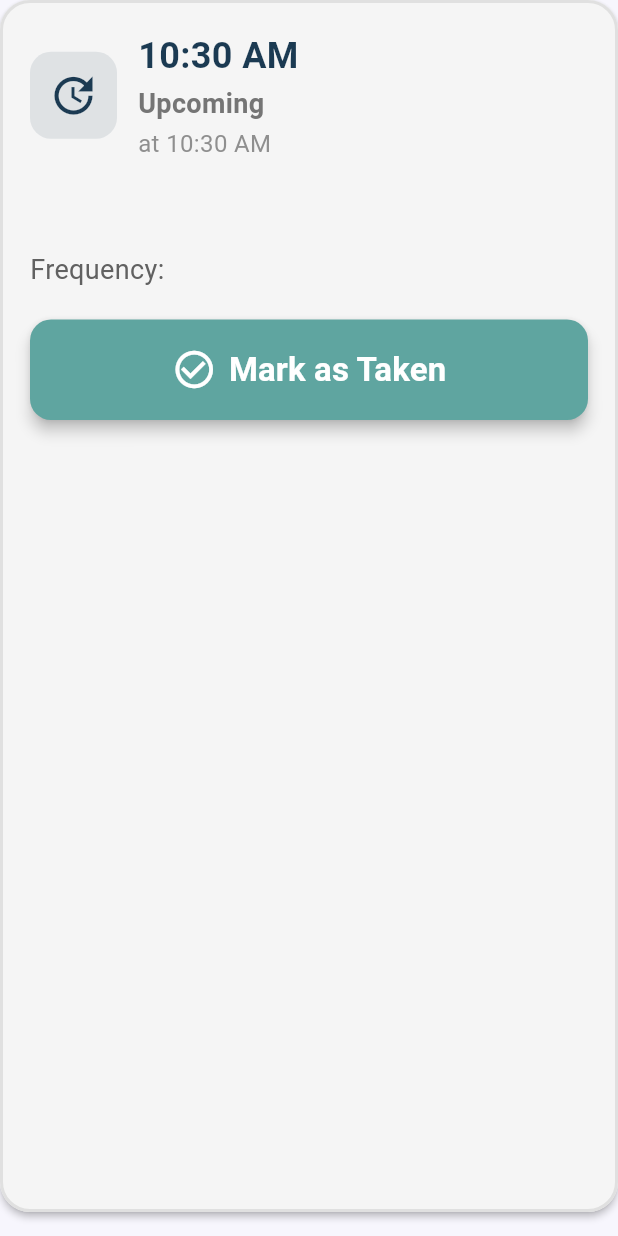
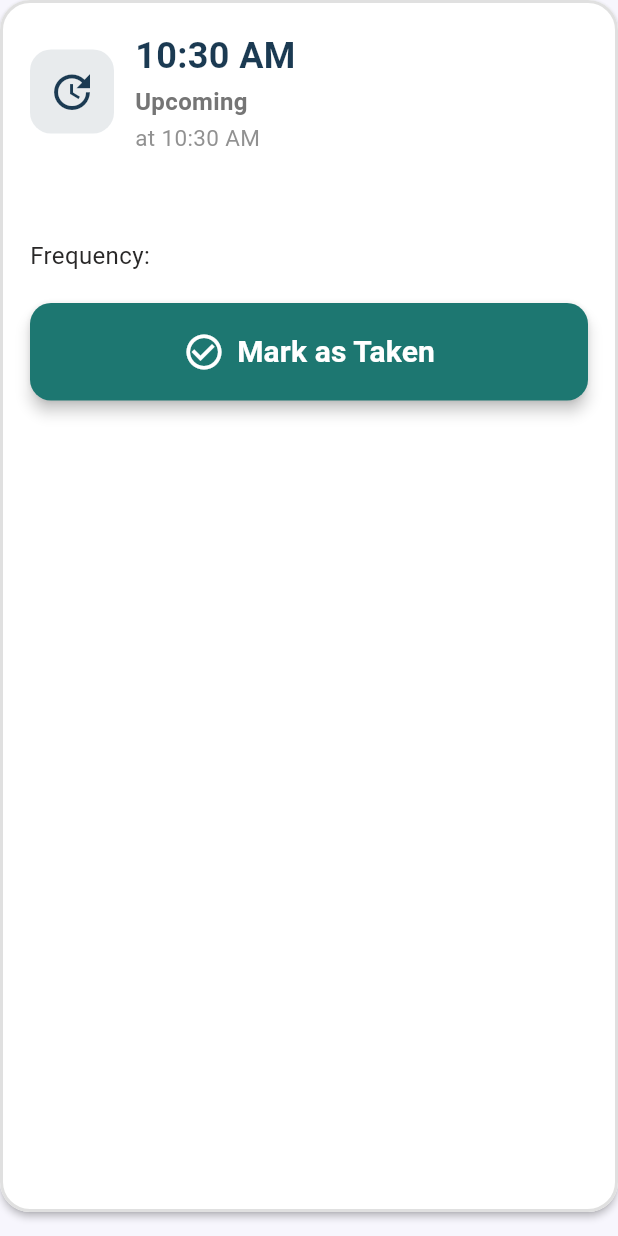
Before and after one commit to Majdalru/2025_GP_13, a Flutter app: the _TodayMedicationCard widget shown alone on an empty page, opened directly with empty values, on a phone screen of 412 x 824 dp. Run offline on Flutter 3.47's test engine with Material 3 defaults, Android fonts, the phone set to English and light mode, and no system bars; our stand-ins replace cloud_firestore, firebase_auth, firebase_core, flutter_local_notifications, permission_handler, timezone; accounts and stored records are empty.

Commit message:
meds scheduling

```diff
--- a/lib/widgets/todays_meds_tab.dart
+++ b/lib/widgets/todays_meds_tab.dart
@@ -318,38 +318,55 @@ class _TodaysMedsTabState extends State<TodaysMedsTab> {
           );
         }
         // Even if data is null or empty, proceed to build the structure
-        final doses = snapshot.data ?? []; // Use empty list if no data
+        // --- Start of Logic Block ---
+        final doses = snapshot.data ?? [];
         DateTime now = DateTime.now();
 
-        // --- Logic Block (copied from previous response) ---
-        final List<MedicationDose> upcomingRaw = [];
+        final List<MedicationDose> upcomingRaw = []; // Future doses
         final List<MedicationDose> takenOnTime = [];
         final List<MedicationDose> takenLate = [];
         final List<MedicationDose> missed = [];
-        final List<MedicationDose> pastDueUpcoming = [];
+        final List<MedicationDose> pastDueUpcoming =
+            []; // Doses between 0-5 mins past due
 
+        // 1. Corrected Categorization Loop
         for (final dose in doses) {
           final scheduledDT = dose.scheduledDateTime;
-          final tenMinLate = scheduledDT.add(const Duration(minutes: 10));
+          // Define thresholds relative to NOW
+          final fiveMinPastThreshold = now.subtract(const Duration(minutes: 5));
+          final tenMinPastThreshold = now.subtract(const Duration(minutes: 10));
 
           if (dose.status == DoseStatus.takenOnTime) {
             takenOnTime.add(dose);
           } else if (dose.status == DoseStatus.takenLate) {
             takenLate.add(dose);
           } else if (dose.status == DoseStatus.missed) {
+            // If logged as missed, keep it missed unless manually undone
             missed.add(dose);
           } else {
-            // DoseStatus.upcoming from log or default
-            if (now.isAfter(tenMinLate)) {
-              missed.add(dose..status = DoseStatus.missed);
-            } else if (now.isAfter(scheduledDT)) {
+            // Status is upcoming (either from log or default)
+            if (scheduledDT.isBefore(tenMinPastThreshold)) {
+              // If scheduled time is more than 10 mins ago, it's missed
+              missed.add(
+                dose..status = DoseStatus.missed,
+              ); // Update status in memory
+            } else if (scheduledDT.isBefore(fiveMinPastThreshold)) {
+              // If scheduled time is between 5 and 10 mins ago, it's past due
               pastDueUpcoming.add(dose);
+            } else if (scheduledDT.isBefore(now) ||
+                scheduledDT.isAtSameMomentAs(now)) {
+              // If scheduled time is between 0 and 5 mins ago (inclusive), treat as 'Next Up' (or eligible for it)
+              // We will handle grouping later, just add it to the pool of potentials
+              upcomingRaw.add(dose);
             } else {
+              // Genuinely scheduled for the future
               upcomingRaw.add(dose);
             }
           }
         }
+        // --- End Corrected Categorization ---
 
+        // 2. Sort lists (important after categorization)
         upcomingRaw.sort(
           (a, b) => a.scheduledDateTime.compareTo(b.scheduledDateTime),
         );
@@ -359,17 +376,27 @@ class _TodaysMedsTabState extends State<TodaysMedsTab> {
         missed.sort(
           (a, b) => a.scheduledDateTime.compareTo(b.scheduledDateTime),
         );
+        takenOnTime.sort(
+          (a, b) => (a.takenAt?.toDate() ?? a.scheduledDateTime).compareTo(
+            b.takenAt?.toDate() ?? b.scheduledDateTime,
+          ),
+        ); // CORRECTED
+        takenLate.sort(
+          (a, b) => (a.takenAt?.toDate() ?? a.scheduledDateTime).compareTo(
+            b.takenAt?.toDate() ?? b.scheduledDateTime,
+          ),
+        ); // CORRECTED
 
+        // 3. Determine "Next Up" vs "Later Today" from upcomingRaw ONLY
         List<MedicationDose> nextUpDoses = [];
         List<MedicationDose> laterTodayDoses = [];
         DateTime? nextScheduledTimeAbsolute;
 
-        final nextDose = upcomingRaw.firstWhereOrNull(
-          (d) => !d.scheduledDateTime.isBefore(now),
-        );
+        // Find the *first* dose in upcomingRaw (which includes 0-5 min past due ones now)
+        if (upcomingRaw.isNotEmpty) {
+          nextScheduledTimeAbsolute = upcomingRaw.first.scheduledDateTime;
 
-        if (nextDose != null) {
-          nextScheduledTimeAbsolute = nextDose.scheduledDateTime;
+          // Group all doses AT that earliest time (could be past or future)
           nextUpDoses = upcomingRaw
               .where(
                 (d) =>
@@ -379,24 +406,23 @@ class _TodaysMedsTabState extends State<TodaysMedsTab> {
                         nextScheduledTimeAbsolute!.minute,
               )
               .toList();
+
+          // Everything else in upcomingRaw that's strictly AFTER that time is later
           laterTodayDoses = upcomingRaw
               .where(
                 (d) => d.scheduledDateTime.isAfter(nextScheduledTimeAbsolute!),
               )
               .toList();
-        } else {
-          laterTodayDoses = List.from(upcomingRaw);
         }
 
+        // 4. Combine Taken lists and sort
         final List<MedicationDose> allTaken = [...takenOnTime, ...takenLate]
           ..sort((a, b) {
             final DateTime aCompareTime =
                 a.takenAt?.toDate() ?? a.scheduledDateTime;
             final DateTime bCompareTime =
                 b.takenAt?.toDate() ?? b.scheduledDateTime;
-            return aCompareTime.compareTo(
-              bCompareTime,
-            ); // Sort taken items chronologically
+            return aCompareTime.compareTo(bCompareTime); // CORRECTED
           });
         // --- End of Logic Block ---
 
@@ -409,6 +435,7 @@ class _TodaysMedsTabState extends State<TodaysMedsTab> {
               title: 'Upcoming',
               icon: Icons.notifications_active, // Or choose a better icon
               color: Colors.blue.shade700,
+
               children: [
                 // Next Up (Show header only if items exist)
                 if (nextUpDoses.isNotEmpty) ...[
@@ -634,34 +661,51 @@ class _TodayMedicationCard extends StatelessWidget {
     final med = dose.medication;
     final time = dose.scheduledTime;
     final takenTime = dose.takenAt;
+    DateTime now = DateTime.now();
 
-    // Define colors and styles based on status
     Color borderColor = Colors.grey.shade300;
     Color backgroundColor = Colors.white;
     Color headerColor = const Color(0xFF1B3A52); // Default header color
     IconData headerIcon = Icons.access_time;
     String statusText = '';
     Color statusColor = Colors.grey;
-    bool showTakenButton =
-        !isCaregiverView &&
-        (status == DoseStatus.upcoming ||
-            status == DoseStatus.missed ||
-            dose.status == DoseStatus.missed); // Keep previous logic
+
+    bool canMarkAsTaken =
+        !isCaregiverView && // Only elderly can mark
+        (status ==
+                DoseStatus.missed || // Can always mark missed as taken (late)
+            (status == DoseStatus.upcoming && // Can mark upcoming if...
+                !dose.scheduledDateTime.isAfter(
+                  DateTime.now(),
+                )) // ...scheduled time is now or in the past
+            );
+
+    bool showTakenButton = canMarkAsTaken; // Show button if it can be marked
     bool showUndoButton =
         !isCaregiverView &&
         (status == DoseStatus.takenOnTime || status == DoseStatus.takenLate);
-    bool isDimmed = status == DoseStatus.upcoming && !isHighlighted;
 
-    // Determine if it's past due (used for highlighting and potentially status text)
-    bool isPastDue =
-        !isDimmed &&
+    // --- Determine Styling Based on Status and Time ---
+    // Check if the dose is strictly past the 5-minute threshold for "Past Due" styling
+    bool isStrictlyPastDue =
         status == DoseStatus.upcoming &&
-        dose.scheduledDateTime.isBefore(DateTime.now());
+        dose.scheduledDateTime.add(const Duration(minutes: 5)).isBefore(now);
+    // Check if the dose is the *actual* next one or within the 0-5 min past due window (highlight these)
+    bool shouldHighlight =
+        isHighlighted ||
+        (status == DoseStatus.upcoming &&
+            !isStrictlyPastDue &&
+            dose.scheduledDateTime.isBefore(now));
+    // Dim only if it's truly in the future AND not highlighted as the next immediate one
+    bool isDimmed =
+        status == DoseStatus.upcoming &&
+        dose.scheduledDateTime.isAfter(now) &&
+        !isHighlighted;
 
     switch (status) {
       case DoseStatus.takenOnTime:
         borderColor = Colors.green;
-        backgroundColor = Colors.green.shade50;
+        backgroundColor = const Color(0xFFE8F5E9);
         headerColor = Colors.green.shade700;
         headerIcon = Icons.check_circle;
         statusText = 'Taken on time';
@@ -675,7 +719,7 @@ class _TodayMedicationCard extends StatelessWidget {
         statusText = 'Taken late';
         statusColor = Colors.orange.shade800;
         break;
-      case DoseStatus.missed:
+      case DoseStatus.missed: // (More than 10 mins late)
         borderColor = Colors.red;
         backgroundColor = Colors.red.shade50;
         headerColor = Colors.red.shade700;
@@ -684,95 +728,94 @@ class _TodayMedicationCard extends StatelessWidget {
         statusColor = Colors.red.shade700;
         break;
       case DoseStatus.upcoming:
-        if (isPastDue) {
-          // Style for past due but not yet missed
+        if (isStrictlyPastDue) {
+          // Style for 5-10 mins past due
           borderColor = Colors.orange;
           backgroundColor = Colors.orange.shade50;
           headerColor = Colors.orange.shade700;
           headerIcon = Icons.hourglass_bottom;
           statusText = 'Past due';
           statusColor = Colors.orange.shade700;
-        } else if (isHighlighted) {
-          // Style for next up
+        } else if (shouldHighlight) {
+          // Style for next up (future or 0-5 mins past)
           borderColor = Colors.blue;
           backgroundColor = Colors.blue.shade50;
           headerColor = Colors.blue.shade700;
           headerIcon = Icons.notification_important;
-          statusText = 'Next up';
+          // Decide status text based on time relative to now
+          statusText = dose.scheduledDateTime.isAfter(now)
+              ? 'Next up'
+              : 'Due now';
           statusColor = Colors.blue.shade700;
         } else {
-          // Style for later today
+          // Style for later today (genuinely future and not the immediate next)
           headerIcon = Icons.update;
           statusText = 'Upcoming';
           statusColor = Colors.grey.shade600;
         }
         break;
     }
-
-    // Apply dimming if needed (only for future 'upcoming')
     backgroundColor = isDimmed ? Colors.grey.shade100 : backgroundColor;
     borderColor = isDimmed ? Colors.grey.shade300 : borderColor;
 
-    // --- Define Larger Font Sizes ---
-    const double timeFontSize = 24.0; // Larger scheduled time
-    const double statusFontSize = 18.0; // Slightly larger status text
-    const double takenAtFontSize = 16.0; // Slightly larger 'taken at' time
-    const double medNameFontSize = 24.0; // Larger medication name
-    const double frequencyFontSize = 18.0; // Larger frequency text
-    const double notesFontSize = 18.0; // Larger notes text
-    const double buttonFontSize = 22.0; // Larger button text
-    const double buttonIconSize = 30.0; // Larger button icon
-    const double headerIconSize = 34.0; // Larger header icon
-    const double notesIconSize = 22.0; // Slightly larger notes icon
-    const double undoFontSize = 18.0; // Larger undo text
-    const double undoIconSize = 22.0; // Larger undo icon
+    // --- Keep the Font Sizes from previous step ---
+    const double timeFontSize = 24.0;
+    const double statusFontSize = 16.0;
+    const double takenAtFontSize = 15.0;
+    const double medNameFontSize = 22.0;
+    const double frequencyFontSize = 16.0;
+    const double notesFontSize = 16.0;
+    const double buttonFontSize = 20.0;
+    const double buttonIconSize = 28.0;
+    const double headerIconSize = 32.0;
+    const double notesIconSize = 20.0;
+    const double undoFontSize = 16.0;
+    const double undoIconSize = 20.0;
 
+    // --- Return Card Structure (mostly unchanged, just uses updated variables) ---
     return Card(
-      elevation: (isHighlighted || isPastDue)
+      elevation: (shouldHighlight || isStrictlyPastDue)
           ? 6
-          : 2, // Highlight next up and past due
+          : 2, // Highlight next up and past due (5-10min)
       margin: const EdgeInsets.only(bottom: 16),
       color: backgroundColor,
       shape: RoundedRectangleBorder(
-        borderRadius: BorderRadius.circular(20), // Slightly larger radius
+        borderRadius: BorderRadius.circular(20),
         side: BorderSide(
           color: borderColor,
-          width: (isHighlighted || isPastDue) ? 3.0 : 2.0, // Thicker borders
+          width: (shouldHighlight || isStrictlyPastDue)
+              ? 3.0
+              : 2.0, // Thicker borders for highlighted
         ),
       ),
       child: Padding(
-        padding: const EdgeInsets.all(20.0), // Increased padding
+        padding: const EdgeInsets.all(20.0),
         child: Column(
           crossAxisAlignment: CrossAxisAlignment.start,
           children: [
-            // Header
+            // Header (uses updated headerIcon, headerColor, timeFontSize, statusText, statusFontSize, takenAtFontSize)
             Row(
               children: [
                 Container(
-                  padding: const EdgeInsets.all(12), // Slightly larger padding
+                  padding: const EdgeInsets.all(12),
                   decoration: BoxDecoration(
                     color: headerColor.withOpacity(0.1),
-                    borderRadius: BorderRadius.circular(
-                      14,
-                    ), // Slightly larger radius
+                    borderRadius: BorderRadius.circular(14),
                   ),
-                  // Use defined headerIconSize
                   child: Icon(
                     headerIcon,
                     color: headerColor,
                     size: headerIconSize,
                   ),
                 ),
-                const SizedBox(width: 14), // Increased spacing
+                const SizedBox(width: 14),
                 Expanded(
                   child: Column(
                     crossAxisAlignment: CrossAxisAlignment.start,
                     children: [
                       Text(
-                        // Scheduled Time
                         time.format(context),
                         style: TextStyle(
-                          // Use defined timeFontSize
                           fontSize: timeFontSize,
                           fontWeight: FontWeight.bold,
                           color: headerColor,
@@ -780,27 +823,22 @@ class _TodayMedicationCard extends StatelessWidget {
                       ),
                       if (statusText.isNotEmpty)
                         Padding(
-                          // Add padding below time if status exists
                           padding: const EdgeInsets.only(top: 2.0),
                           child: Text(
-                            // Status Text
                             statusText,
                             style: TextStyle(
-                              // Use defined statusFontSize
                               fontSize: statusFontSize,
                               color: statusColor,
                               fontWeight: FontWeight.w600,
                             ),
                           ),
                         ),
-                      if (takenTime != null) // Display Taken Timestamp
+                      if (takenTime != null)
                         Padding(
-                          // Add padding below status if taken time exists
                           padding: const EdgeInsets.only(top: 2.0),
                           child: Text(
                             'at ${DateFormat('h:mm a').format(takenTime.toDate())}',
                             style: TextStyle(
-                              // Use defined takenAtFontSize
                               fontSize: takenAtFontSize,
                               color: statusColor.withOpacity(0.8),
                             ),
@@ -811,67 +849,60 @@ class _TodayMedicationCard extends StatelessWidget {
                 ),
               ],
             ),
-            const SizedBox(height: 16), // Increased spacing
-            // Medication name
+            const SizedBox(height: 16),
+
+            // Medication Name (uses updated medNameFontSize, color logic remains)
             Text(
               med.name,
               style: TextStyle(
-                // Use defined medNameFontSize
                 fontSize: medNameFontSize,
                 fontWeight: FontWeight.bold,
                 color: status == DoseStatus.missed
                     ? Colors.red.shade700
                     : const Color(0xFF212121),
-                decoration: TextDecoration.none, // Ensure no strikethrough
+                decoration: TextDecoration.none,
               ),
             ),
-            const SizedBox(height: 10), // Increased spacing
-            // Frequency
+            const SizedBox(height: 10),
+
+            // Frequency (uses updated frequencyFontSize)
             if (med.frequency != null)
               Text(
                 'Frequency: ${med.frequency}',
-                // Use defined frequencyFontSize
                 style: TextStyle(
                   fontSize: frequencyFontSize,
-                  color: Colors.grey.shade700,
+                  color: const Color.fromARGB(255, 41, 40, 40),
                 ),
               ),
 
-            // Notes
+            // Notes (uses updated notesFontSize, notesIconSize)
             if (med.notes != null && med.notes!.isNotEmpty)
               Padding(
-                padding: const EdgeInsets.only(top: 12), // Increased spacing
+                padding: const EdgeInsets.only(top: 12),
                 child: Container(
-                  padding: const EdgeInsets.all(12), // Slightly larger padding
+                  padding: const EdgeInsets.all(12),
                   decoration: BoxDecoration(
                     color: Colors.blueGrey.shade50.withOpacity(
                       isDimmed ? 0.5 : 1.0,
                     ),
-                    borderRadius: BorderRadius.circular(
-                      10,
-                    ), // Slightly larger radius
+                    borderRadius: BorderRadius.circular(10),
                     border: Border.all(color: Colors.blueGrey.shade200),
                   ),
                   child: Row(
-                    crossAxisAlignment:
-                        CrossAxisAlignment.start, // Align icon top
+                    crossAxisAlignment: CrossAxisAlignment.start,
                     children: [
-                      // Use defined notesIconSize
                       Padding(
-                        padding: const EdgeInsets.only(
-                          top: 2.0,
-                        ), // Adjust icon position if needed
+                        padding: const EdgeInsets.only(top: 2.0),
                         child: Icon(
                           Icons.info_outline,
                           size: notesIconSize,
                           color: Colors.blueGrey.shade700,
                         ),
                       ),
-                      const SizedBox(width: 10), // Increased spacing
+                      const SizedBox(width: 10),
                       Expanded(
                         child: Text(
                           med.notes!,
-                          // Use defined notesFontSize
                           style: TextStyle(
                             fontSize: notesFontSize,
                             color: Colors.blueGrey.shade700,
@@ -883,67 +914,90 @@ class _TodayMedicationCard extends StatelessWidget {
                 ),
               ),
 
-            // Action Buttons
+            // Action Buttons (uses updated canMarkAsTaken, isStrictlyPastDue, font/icon sizes)
             if (!isCaregiverView) ...[
-              const SizedBox(height: 20), // Increased spacing
+              const SizedBox(height: 20),
               if (showTakenButton)
                 SizedBox(
                   width: double.infinity,
                   child: ElevatedButton.icon(
-                    onPressed: onTakenPressed,
-                    // Use defined buttonIconSize
+                    onPressed: canMarkAsTaken ? onTakenPressed : null,
                     icon: Icon(
                       Icons.check_circle_outline,
                       size: buttonIconSize,
                     ),
                     label: Text(
-                      status == DoseStatus.missed
+                      // Label depends on if it's strictly past due (5-10 min) or missed (>10 min)
+                      isStrictlyPastDue || status == DoseStatus.missed
                           ? 'Mark as Taken (Late)'
                           : 'Mark as Taken',
-                      // Use defined buttonFontSize
                       style: const TextStyle(
                         fontSize: buttonFontSize,
                         fontWeight: FontWeight.bold,
                       ),
                     ),
                     style: ElevatedButton.styleFrom(
-                      backgroundColor:
-                          status == DoseStatus.missed ||
-                              isPastDue // Orange button for missed/past due
-                          ? Colors.orange.shade700
-                          : const Color(
-                              0xFF5FA5A0,
-                            ), // Teal for regular upcoming
-                      foregroundColor: Colors.white,
-                      padding: const EdgeInsets.symmetric(
-                        vertical: 18,
-                      ), // Increased padding
+                      backgroundColor: canMarkAsTaken
+                          ? (isStrictlyPastDue ||
+                                    status ==
+                                        DoseStatus
+                                            .missed // Orange button for past due/missed
+                                ? const Color.fromARGB(255, 225, 116, 7)
+                                : const Color.fromARGB(
+                                    255,
+                                    29,
+                                    119,
+                                    113,
+                                  )) // Teal for current/upcoming
+                          : Colors.grey.shade400, // Disabled color
+                      foregroundColor: const Color.fromARGB(255, 255, 255, 255),
+                      padding: const EdgeInsets.symmetric(vertical: 18),
                       shape: RoundedRectangleBorder(
                         borderRadius: BorderRadius.circular(14),
-                      ), // Slightly larger radius
-                      elevation: 4,
+                      ),
+                      elevation: canMarkAsTaken ? 4 : 0,
                     ),
                   ),
                 ),
               if (showUndoButton)
                 Padding(
-                  padding: const EdgeInsets.only(top: 10), // Increased spacing
-                  child: Center(
-                    child: TextButton.icon(
+                  padding: const EdgeInsets.only(top: 10), // Spacing
+                  child: SizedBox(
+                    // Wrap with SizedBox to control width if needed
+                    width:
+                        double.infinity, // Make it wide like the other button
+                    child: OutlinedButton.icon(
+                      // <-- Changed to OutlinedButton.icon
                       onPressed: onUndoPressed,
-                      // Use defined undoIconSize
-                      icon: Icon(Icons.undo, size: undoIconSize),
+                      icon: Icon(
+                        Icons.undo,
+                        size: undoIconSize,
+                      ), // Use defined size
                       label: Text(
                         'Undo',
                         // Use defined undoFontSize
-                        style: TextStyle(fontSize: undoFontSize),
+                        style: TextStyle(
+                          fontSize: 18,
+                          fontWeight: FontWeight.w800,
+                        ), // Added bold
                       ),
-                      style: TextButton.styleFrom(
-                        foregroundColor: Colors.grey.shade700,
+                      style: OutlinedButton.styleFrom(
+                        foregroundColor: const Color.fromARGB(
+                          255,
+                          255,
+                          255,
+                          255,
+                        ), // Text/icon color
+
                         padding: const EdgeInsets.symmetric(
-                          horizontal: 16,
-                          vertical: 8,
-                        ), // Add padding to undo button
+                          vertical: 16,
+                        ), // Match vertical padding
+                        shape: RoundedRectangleBorder(
+                          borderRadius: BorderRadius.circular(
+                            14,
+                          ), // Match shape
+                        ),
+                        backgroundColor: const Color.fromARGB(255, 77, 75, 75),
                       ),
                     ),
                   ),
```
